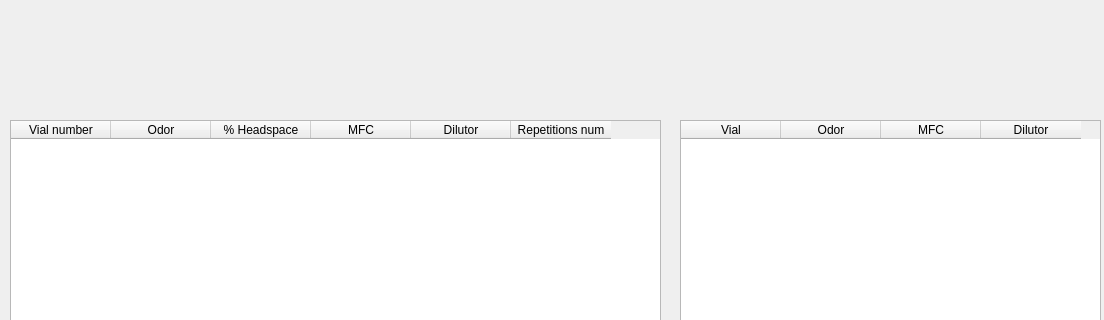
The window that ui_files/odor_config.ui (olfa-lab/PyBpodGUI) describes before a commit, drawn with Qt 5; both pictures show x 0 to 1104 and y 0 to 320 of the 1104 by 755 pixel window.
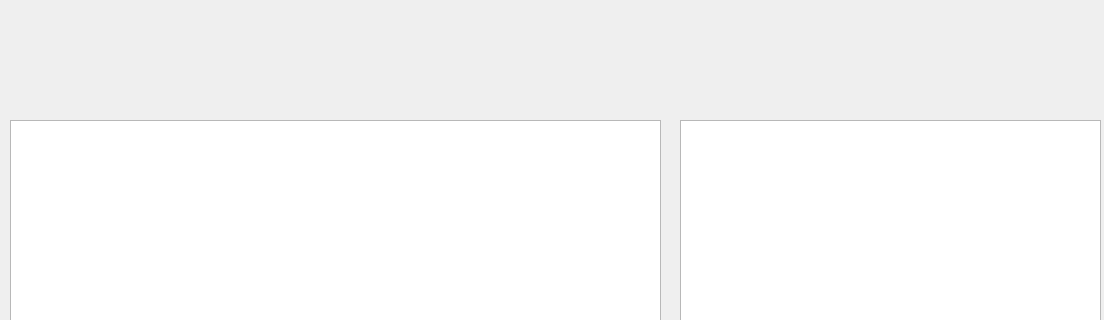
The same window after the commit.

Commit message: Both olfactometers working, odorEditorDialog improved but not yet finalized

The edit to the form file:
```diff
--- a/ui_files/odor_config.ui
+++ b/ui_files/odor_config.ui
@@ -42,38 +42,8 @@
     <number>0</number>
    </property>
    <property name="columnCount">
-    <number>6</number>
+    <number>0</number>
    </property>
-   <column>
-    <property name="text">
-     <string>Vial number</string>
-    </property>
-   </column>
-   <column>
-    <property name="text">
-     <string>Odor</string>
-    </property>
-   </column>
-   <column>
-    <property name="text">
-     <string>% Headspace</string>
-    </property>
-   </column>
-   <column>
-    <property name="text">
-     <string>MFC</string>
-    </property>
-   </column>
-   <column>
-    <property name="text">
-     <string>Dilutor</string>
-    </property>
-   </column>
-   <column>
-    <property name="text">
-     <string>Repetitions num</string>
-    </property>
-   </column>
   </widget>
   <widget class="QPushButton" name="odorLoadButton">
    <property name="geometry">
@@ -126,26 +96,6 @@
      <height>501</height>
     </rect>
    </property>
-   <column>
-    <property name="text">
-     <string>Vial</string>
-    </property>
-   </column>
-   <column>
-    <property name="text">
-     <string>Odor</string>
-    </property>
-   </column>
-   <column>
-    <property name="text">
-     <string>MFC</string>
-    </property>
-   </column>
-   <column>
-    <property name="text">
-     <string>Dilutor</string>
-    </property>
-   </column>
   </widget>
  </widget>
  <resources/>
```
Left out of the diff: 4 changed lines with no effect on the pictures. The commit also changes 21 other files.
